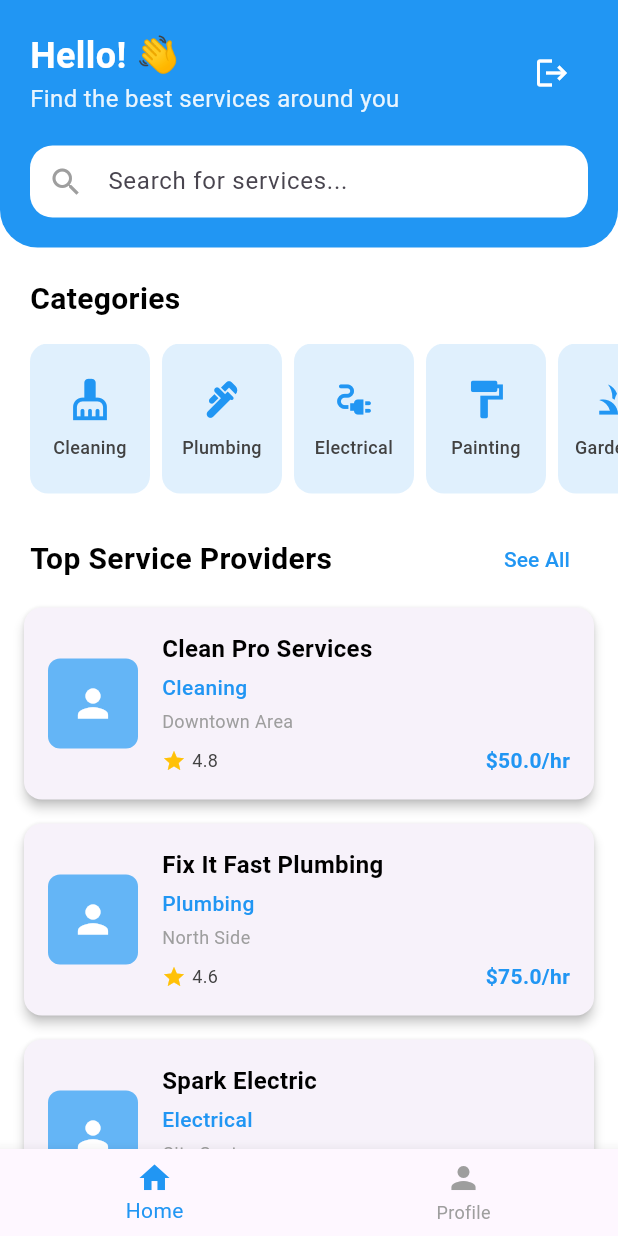
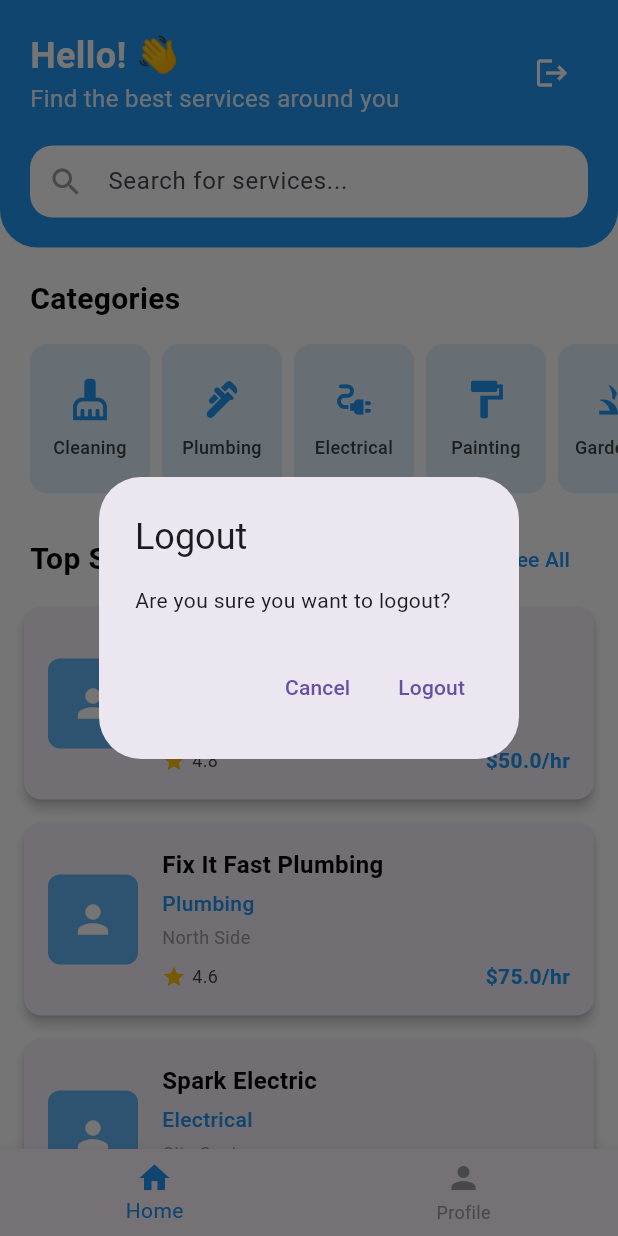
Before and after one commit to isangeeta28/assignmentapp, a Flutter app: the CustomerHomeScreen screen opened directly, after a tap on the "logout" icon, on a phone screen of 412 x 824 dp. Run offline on Flutter 3.47's test engine with Material 3 defaults, Android fonts, the phone set to English and light mode, and no system bars; our stand-ins replace equatable, flutter_bloc.

Commit message:
first commit

```diff
--- a/lib/screens/customer/customer_home_screen.dart
+++ b/lib/screens/customer/customer_home_screen.dart
@@ -5,10 +5,12 @@ import '../../blocs/service/service_event.dart';
 import '../../blocs/service/service_state.dart';
 import '../../blocs/auth/auth_bloc.dart';
 import '../../blocs/auth/auth_event.dart';
+import '../../blocs/auth/auth_state.dart';
 import '../../widgets/service_provider_card.dart';
 import '../../utils/colors.dart';
 import 'service_provider_detail_screen.dart';
 import 'customer_profile_screen.dart';
+import '../auth/login_screen.dart';
 
 class CustomerHomeScreen extends StatefulWidget {
   @override
@@ -26,13 +28,28 @@ class _CustomerHomeScreenState extends State<CustomerHomeScreen> {
   }
 
   @override
+  void dispose() {
+    _searchController.dispose();
+    super.dispose();
+  }
+
+  @override
   Widget build(BuildContext context) {
     final pages = [
       _buildHomeContent(),
       CustomerProfileScreen(),
     ];
 
-    return Scaffold(
+    return BlocListener<AuthBloc, AuthState>(
+      listener: (context, state) {
+        if (state is AuthUnauthenticated) {
+          Navigator.pushReplacement(
+            context,
+            MaterialPageRoute(builder: (context) => LoginScreen()),
+          );
+        }
+      },
+      child: Scaffold(
         backgroundColor: Colors.white,
         body: pages[_currentIndex],
         bottomNavigationBar: BottomNavigationBar(
@@ -54,6 +71,7 @@ class _CustomerHomeScreenState extends State<CustomerHomeScreen> {
               label: 'Profile',
             ),
           ],
+        ),
       ),
     );
   }
@@ -99,7 +117,31 @@ class _CustomerHomeScreenState extends State<CustomerHomeScreen> {
                     ),
                     IconButton(
                       onPressed: () {
+                        // Show confirmation dialog
+                        showDialog(
+                          context: context,
+                          builder: (BuildContext context) {
+                            return AlertDialog(
+                              title: Text('Logout'),
+                              content: Text('Are you sure you want to logout?'),
+                              actions: [
+                                TextButton(
+                                  onPressed: () {
+                                    Navigator.of(context).pop();
+                                  },
+                                  child: Text('Cancel'),
+                                ),
+                                TextButton(
+                                  onPressed: () {
+                                    Navigator.of(context).pop();
                                     context.read<AuthBloc>().add(LogoutRequested());
+                                  },
+                                  child: Text('Logout'),
+                                ),
+                              ],
+                            );
+                          },
+                        );
                       },
                       icon: Icon(Icons.logout, color: Colors.white),
                     ),
```
Lines whose indentation alone changed are shown as unchanged.
